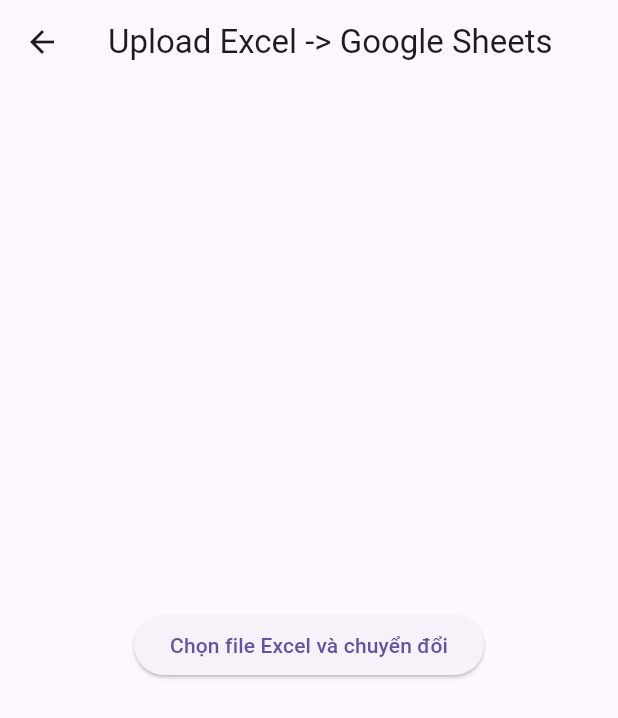
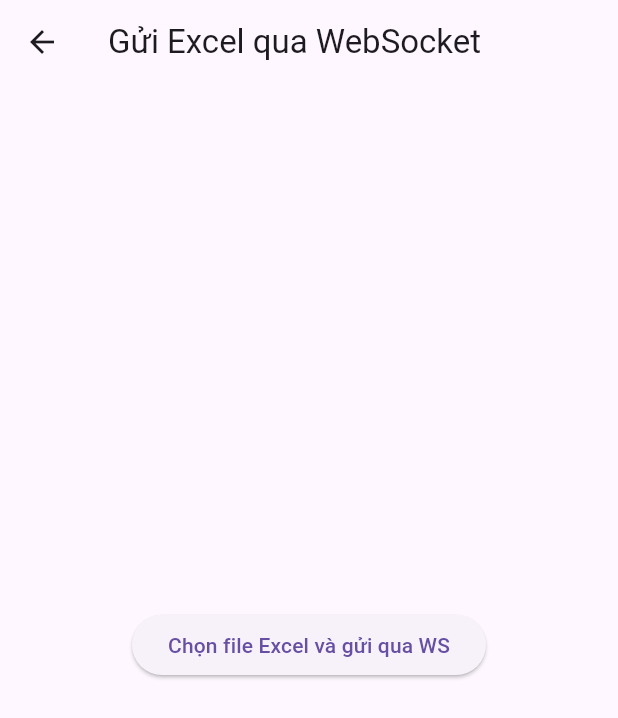
Before and after one commit to AnhnSE171217/Scan_cccd, a Flutter app: the UploadExcelScreen screen opened directly, on a phone screen of 412 x 824 dp. Shown: the top 718 px of the screen. Run offline on Flutter 3.47's test engine with Material 3 defaults, Android fonts, the phone set to English and light mode, and no system bars; our stand-ins replace camera, file_picker, logger.

Commit message:
Hot fix upload_excel_screen

```diff
--- a/fstem_scan_cccd/lib/screens/upload_excel_screen.dart
+++ b/fstem_scan_cccd/lib/screens/upload_excel_screen.dart
@@ -11,54 +11,56 @@
 }
 
 class _UploadExcelScreenState extends State<UploadExcelScreen> {
-  String _sheetUrl = '';
+  // Biến này dùng để hiển thị thông báo kết quả WebSocket (thay cho _sheetUrl ban đầu)
+  String _wsMessage = '';
 
   // Tạo một instance của ApiService
   final ApiService _apiService = ApiService();
 
-  Future<void> _pickAndUploadFile() async {
+  Future<void> _pickAndSendFileViaWebSocket() async {
     // Mở hộp thoại chọn file Excel (.xlsx)
     FilePickerResult? result = await FilePicker.platform.pickFiles(
       type: FileType.custom,
       allowedExtensions: ['xlsx'],
     );
+
     if (result == null) return; // Người dùng hủy chọn file
-
     final filePath = result.files.single.path;
     if (filePath == null) return;
 
     try {
-      // Gọi hàm uploadExcelFile thông qua instance _apiService
-      final responseBody = await _apiService.uploadExcelFile(filePath);
+      // Gọi hàm sendExcelViaWebSocket
+      final message = await _apiService.sendExcelViaWebSocket(filePath);
+
+      // Cập nhật UI để hiển thị thông báo
       setState(() {
-        // Cập nhật _sheetUrl với giá trị trả về từ server
-        _sheetUrl = responseBody['webViewLink'] ?? 'Không lấy được link';
+        _wsMessage = message;
       });
     } catch (e) {
-      print('Lỗi khi upload file: $e');
-      ScaffoldMessenger.of(
-        context,
-      ).showSnackBar(SnackBar(content: Text('Lỗi khi upload file: $e')));
+      debugPrint('Lỗi khi gửi file Excel qua WebSocket: $e');
+      ScaffoldMessenger.of(context).showSnackBar(
+        SnackBar(content: Text('Lỗi khi gửi file Excel qua WebSocket: $e')),
+      );
     }
   }
 
   @override
   Widget build(BuildContext context) {
     return Scaffold(
-      appBar: AppBar(title: const Text('Upload Excel -> Google Sheets')),
+      appBar: AppBar(title: const Text('Gửi Excel qua WebSocket')),
       body: Center(
         child: Column(
           mainAxisAlignment: MainAxisAlignment.center,
           children: [
             ElevatedButton(
-              onPressed: _pickAndUploadFile,
-              child: const Text('Chọn file Excel và chuyển đổi'),
+              onPressed: _pickAndSendFileViaWebSocket,
+              child: const Text('Chọn file Excel và gửi qua WS'),
             ),
             const SizedBox(height: 20),
-            if (_sheetUrl.isNotEmpty) ...[
-              const Text('Đường dẫn Google Sheets:'),
+            if (_wsMessage.isNotEmpty) ...[
+              const Text('Trạng thái WebSocket:'),
               const SizedBox(height: 8),
-              SelectableText(_sheetUrl),
+              SelectableText(_wsMessage),
             ],
           ],
         ),
```
Also changed, not shown: fstem_scan_cccd/lib/services/api_service.dart (+80 -88 lines).
